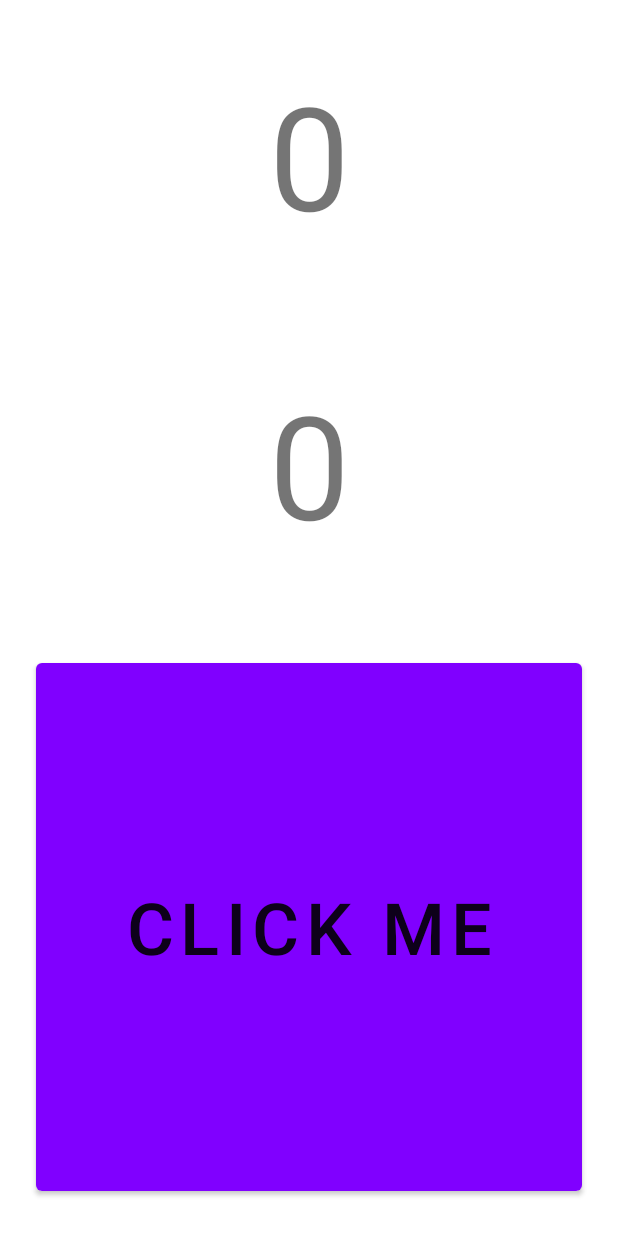
After one commit to IamHARSHDABAS/ClickCounter, an Android app: the layout activity_click_count.xml on its own in the app's theme, with its tools: preview values and no code run, on a phone screen of 412 x 824 dp. The commit adds this screen. Run offline under Robolectric (Android 15) with nearby library versions, the phone set to English and light mode, and no system bars.

Commit message:
Fix error random things

```diff
--- a/app/src/main/AndroidManifest.xml
+++ b/app/src/main/AndroidManifest.xml
@@ -12,6 +12,9 @@
         android:theme="@style/Theme.ClickCounter"
         tools:targetApi="31">
         <activity
+            android:name=".ClickCount"
+            android:exported="false" />
+        <activity
             android:name=".MainActivity"
             android:exported="true">
             <intent-filter>
--- /dev/null
+++ b/app/src/main/res/layout/activity_click_count.xml
@@ -0,0 +1,66 @@
+<?xml version="1.0" encoding="utf-8"?>
+<androidx.constraintlayout.widget.ConstraintLayout xmlns:android="http://schemas.android.com/apk/res/android"
+    xmlns:app="http://schemas.android.com/apk/res-auto"
+    xmlns:tools="http://schemas.android.com/tools"
+    android:layout_width="match_parent"
+    android:layout_height="match_parent"
+    tools:context=".ClickCount">
+
+    <TextView
+        android:id="@+id/textNumberOfClicks"
+        android:layout_width="wrap_content"
+        android:layout_height="wrap_content"
+        android:layout_marginTop="24dp"
+        android:layout_marginBottom="24dp"
+        android:text="@string/count_0"
+        android:textSize="96sp"
+        app:layout_constraintBottom_toTopOf="@+id/guideline"
+        app:layout_constraintEnd_toEndOf="parent"
+        app:layout_constraintStart_toStartOf="parent"
+        app:layout_constraintTop_toTopOf="parent" />
+
+    <androidx.constraintlayout.widget.Guideline
+        android:id="@+id/guideline2"
+        android:layout_width="wrap_content"
+        android:layout_height="wrap_content"
+        android:orientation="horizontal"
+        app:layout_constraintGuide_percent="0.5" />
+
+    <Button
+        android:id="@+id/buttonClick"
+        android:layout_width="0dp"
+        android:layout_height="0dp"
+        android:layout_marginStart="24dp"
+        android:layout_marginTop="24dp"
+        android:layout_marginEnd="24dp"
+        android:layout_marginBottom="24dp"
+        android:gravity="center"
+        android:text="Click ME"
+        android:textAlignment="center"
+        android:textSize="48sp"
+        app:layout_constraintBottom_toBottomOf="parent"
+        app:layout_constraintEnd_toEndOf="parent"
+        app:layout_constraintStart_toStartOf="parent"
+        app:layout_constraintTop_toTopOf="@+id/guideline2" />
+
+    <androidx.constraintlayout.widget.Guideline
+        android:id="@+id/guideline"
+        android:layout_width="wrap_content"
+        android:layout_height="wrap_content"
+        android:orientation="horizontal"
+        app:layout_constraintGuide_percent="0.25" />
+
+    <TextView
+        android:id="@+id/textTime"
+        android:layout_width="wrap_content"
+        android:layout_height="wrap_content"
+        android:layout_marginTop="24dp"
+        android:layout_marginBottom="24dp"
+        android:text="@string/count_0"
+        android:textSize="96sp"
+        app:layout_constraintBottom_toTopOf="@+id/guideline2"
+        app:layout_constraintEnd_toEndOf="parent"
+        app:layout_constraintStart_toStartOf="parent"
+        app:layout_constraintTop_toTopOf="@+id/guideline" />
+
+</androidx.constraintlayout.widget.ConstraintLayout>
--- a/app/src/main/res/values-night/themes.xml
+++ b/app/src/main/res/values-night/themes.xml
@@ -4,7 +4,7 @@
         <!-- Primary brand color. -->
         <item name="colorPrimary">@color/purple</item>
         <item name="colorPrimaryVariant">@color/purple</item>
-        <item name="colorOnPrimary">@color/black</item>
+        <item name="colorOnPrimary">@color/white</item>
         <!-- Secondary brand color. -->
         <item name="colorSecondary">@color/orange</item>
         <item name="colorSecondaryVariant">@color/orange</item>
--- a/app/src/main/res/values/themes.xml
+++ b/app/src/main/res/values/themes.xml
@@ -1,10 +1,10 @@
 <resources xmlns:tools="http://schemas.android.com/tools">
     <!-- Base application theme. -->
-    <style name="Theme.ClicksCounter" parent="Theme.MaterialComponents.DayNight.DarkActionBar">
+    <style name="Theme.ClickCounter" parent="Theme.MaterialComponents.DayNight.DarkActionBar">
         <!-- Primary brand color. -->
         <item name="colorPrimary">@color/purple</item>
         <item name="colorPrimaryVariant">@color/purple</item>
-        <item name="colorOnPrimary">@color/white</item>
+        <item name="colorOnPrimary">@color/black</item>
         <!-- Secondary brand color. -->
         <item name="colorSecondary">@color/orange</item>
         <item name="colorSecondaryVariant">@color/orange</item>
```
Also changed, not shown: app/build.gradle (+4 -4 lines), app/src/main/java/com/example/clickcounter/ClickCount.kt (renamed from app/src/main/java/com/iamharshdabas/clickcounter/MainActivity.kt, +3 -5 lines), app/src/main/java/com/example/clickcounter/MainActivity.kt (added, +18 -0 lines), app/src/main/res/layout/activity_main.xml (+15 -46 lines), gradle/wrapper/gradle-wrapper.properties, 4 other files.
